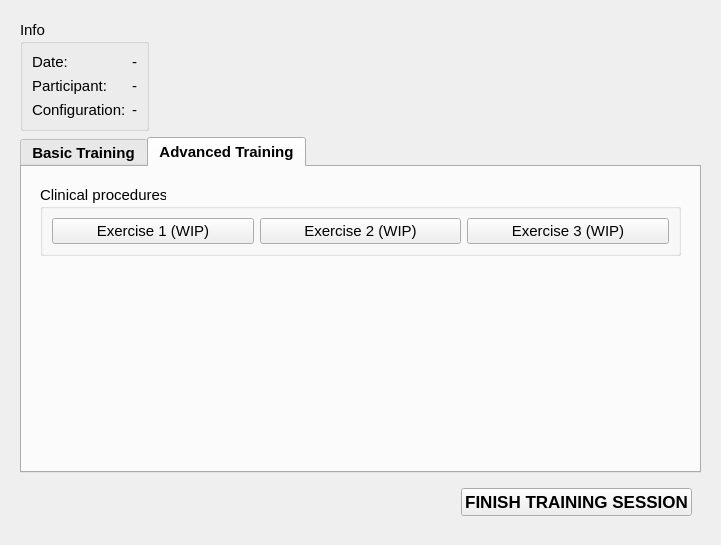
The window that Modules/Home/Resources/UI/TrainingSession.ui (EBATINCA/TrainUS) describes before a commit, drawn with Qt 5.
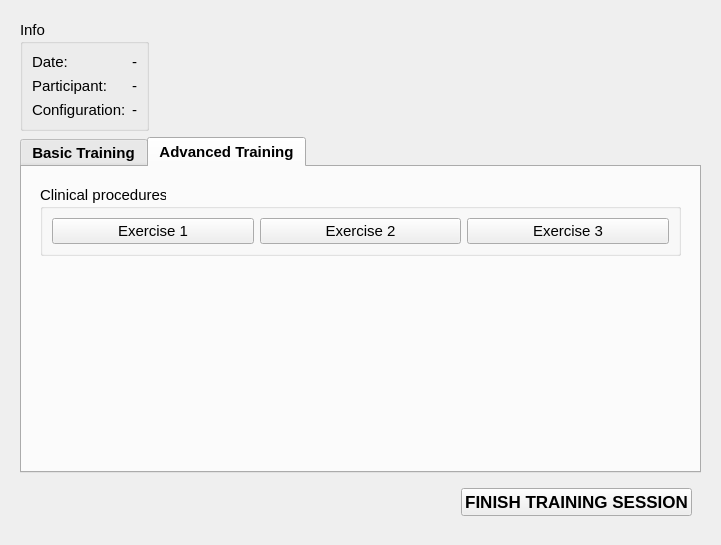
The same window after the commit. The open tabs and pages were chosen to show the change. Custom widgets are drawn as their Qt base class.

Commit message: ENH: Add lumbar insertion exercise (#14)

What changed in the file:
```diff
--- a/Modules/Home/Resources/UI/TrainingSession.ui
+++ b/Modules/Home/Resources/UI/TrainingSession.ui
@@ -142,7 +142,6 @@
         <property name="font">
          <font>
           <pointsize>11</pointsize>
-          <weight>75</weight>
           <bold>true</bold>
          </font>
         </property>
@@ -250,7 +249,6 @@
             <property name="font">
              <font>
               <pointsize>11</pointsize>
-              <weight>50</weight>
               <bold>false</bold>
              </font>
             </property>
@@ -270,21 +268,21 @@
                 <item row="0" column="0">
                  <widget class="QPushButton" name="advancedExercise1Button">
                   <property name="text">
-                   <string>Exercise 1 (WIP)</string>
+                   <string>Exercise 1</string>
                   </property>
                  </widget>
                 </item>
                 <item row="0" column="2">
-                 <widget class="QPushButton" name="advancedExercise2Button">
-                  <property name="text">
-                   <string>Exercise 3 (WIP)</string>
-                  </property>
-                 </widget>
-                </item>
-                <item row="0" column="1">
                  <widget class="QPushButton" name="advancedExercise3Button">
                   <property name="text">
-                   <string>Exercise 2 (WIP)</string>
+                   <string>Exercise 3</string>
+                  </property>
+                 </widget>
+                </item>
+                <item row="0" column="1">
+                 <widget class="QPushButton" name="advancedExercise2Button">
+                  <property name="text">
+                   <string>Exercise 2</string>
                   </property>
                  </widget>
                 </item>
```
Left out of the diff: 18 changed lines with no effect on the pictures. The commit also changes 87 other files.
